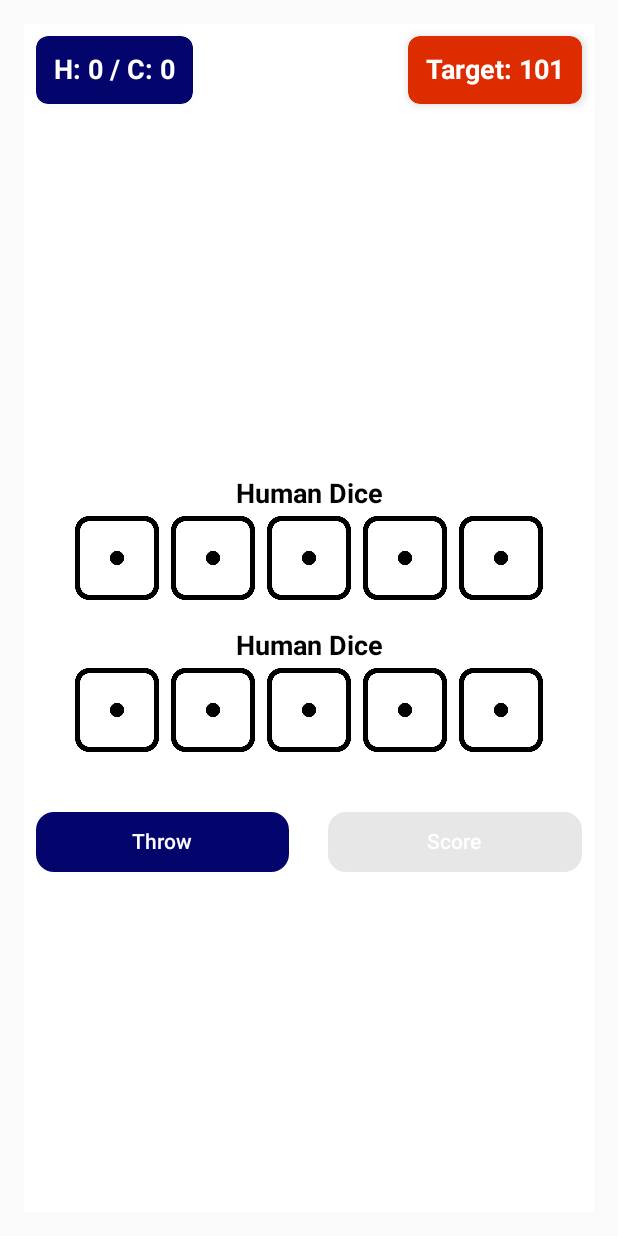
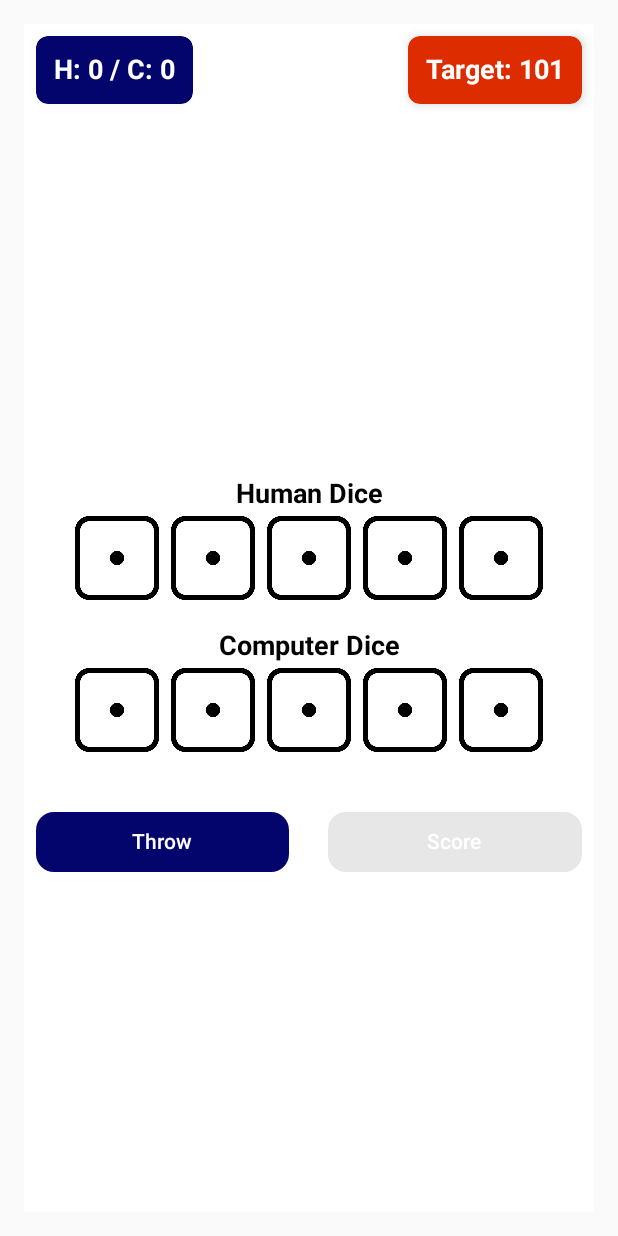
Before and after one commit to agzaiyenth/Dice-Mobile-Game, an Android app built with Jetpack Compose: the GameActivity screen opened directly, with no data from a screen before it, on a phone screen of 412 x 824 dp. Run offline under Robolectric (Android 15) with nearby library versions, the phone set to English and light mode, and no system bars.

Commit message:
Update MainActivity with plagiarism acknowledgment; rename "Human Dice" to "Computer Dice" in GameScreen; clean up unused imports and comments in ModeSelectionDialog

```diff
--- a/app/src/main/java/com/example/rollthedice/ui/theme/DiceComponent.kt
+++ b/app/src/main/java/com/example/rollthedice/ui/theme/DiceComponent.kt
@@ -40,8 +40,6 @@ fun DiceImage(value: Int, isSelected: Boolean, onClick: (() -> Unit)?) {
     }
 }
 
-
-
 fun diceDrawable(value: Int): Int {
     return when (value) {
         1 -> R.drawable.dice_1
--- a/app/src/main/java/com/example/rollthedice/ui/theme/GameScreen.kt
+++ b/app/src/main/java/com/example/rollthedice/ui/theme/GameScreen.kt
@@ -228,7 +228,7 @@ fun GameScreen(activity: Activity, mode: String, targetScore: Int){
                 ::toggleDiceSelection
             )
             Spacer(modifier = Modifier.height(16.dp))
-            Text("Human Dice", fontWeight = FontWeight.Bold, fontSize = 18.sp)
+            Text("Computer Dice", fontWeight = FontWeight.Bold, fontSize = 18.sp)
             DiceRow(
                 if (isComputerRolling) rollingComputerDice else computerDice,
                 List(5) { false },
--- a/app/src/main/java/com/example/rollthedice/ui/theme/ModeSelectionDialog.kt
+++ b/app/src/main/java/com/example/rollthedice/ui/theme/ModeSelectionDialog.kt
@@ -1,7 +1,6 @@
 package com.example.rollthedice.ui.theme
 
 import androidx.compose.foundation.layout.*
-import androidx.compose.foundation.text.BasicTextField
 import androidx.compose.material3.*
 import androidx.compose.runtime.*
 import androidx.compose.ui.*
@@ -48,7 +47,6 @@ fun ModeSelectionDialog(onModeSelected: (String, Int) -> Unit, onDismiss: () ->
                     }
                 }
 
-                // Target Score Input
                 Text("Enter Target Score:", color = Color.Black)
                 OutlinedTextField(
                     value = targetScore,
@@ -65,7 +63,7 @@ fun ModeSelectionDialog(onModeSelected: (String, Int) -> Unit, onDismiss: () ->
             Button(
                 onClick = {
                     val score = targetScore.text.toIntOrNull() ?: 101
-                    if (score > 1) { // Ensure valid score
+                    if (score > 1) {
                         onModeSelected(selectedMode, score)
                         onDismiss()
                     }
```
Also changed, not shown: app/src/main/java/com/example/rollthedice/MainActivity.kt (+9 -1 lines).
